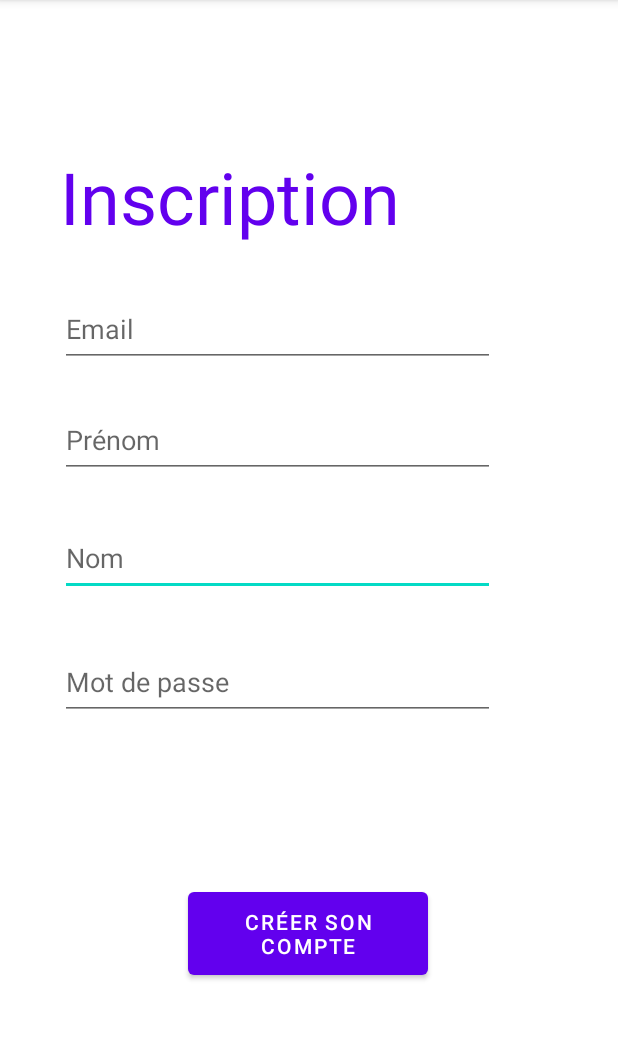
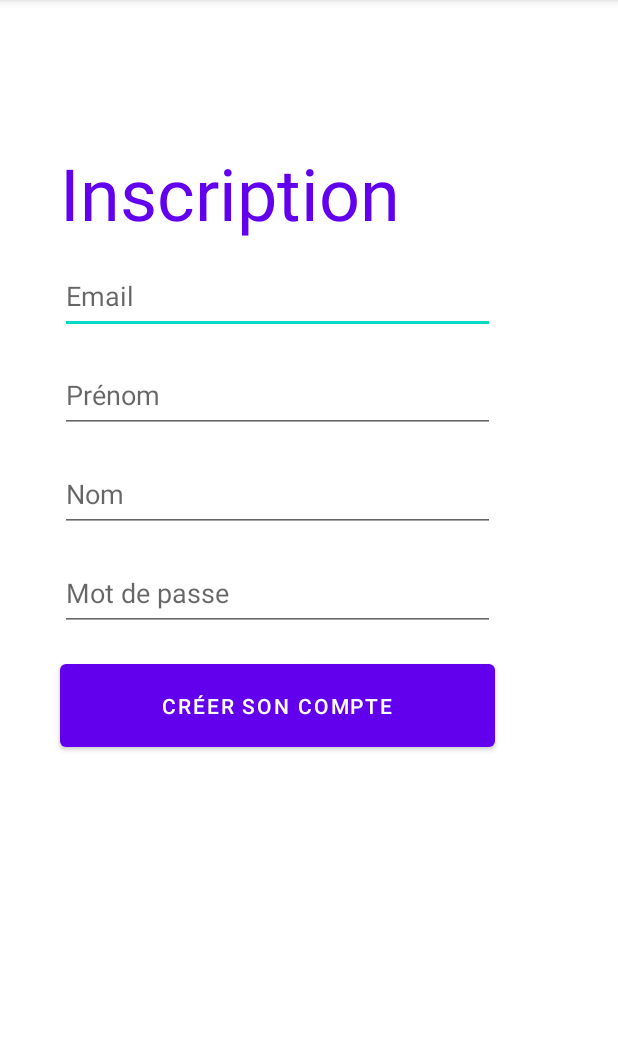
Before and after one commit to toma-demagn/Incoming, an Android app: the SignUp screen opened directly, with no data from a screen before it, on a phone screen of 412 x 824 dp, the part 84-1124 px from its top. Run offline under Robolectric (Android 15) with nearby library versions, the phone set to English and light mode, and no system bars.

Commit message:
version 2
layout done

```diff
--- a/app/src/main/res/layout/activity_sign_up.xml
+++ b/app/src/main/res/layout/activity_sign_up.xml
@@ -9,88 +9,94 @@
 
 
     <EditText
-        android:id="@+id/signUpLastName"
-        android:layout_width="290dp"
-        android:layout_height="50dp"
-        android:ems="10"
-        android:hint="Nom"
-        android:inputType="textPersonName"
-        app:layout_constraintBottom_toBottomOf="parent"
-        app:layout_constraintEnd_toEndOf="parent"
-        app:layout_constraintHorizontal_bias="0.33"
-        app:layout_constraintStart_toStartOf="parent"
-        app:layout_constraintTop_toTopOf="parent"
-        app:layout_constraintVertical_bias="0.484" />
-
-    <EditText
         android:id="@+id/signUpEmail"
         android:layout_width="290dp"
         android:layout_height="50dp"
+        android:layout_marginStart="40dp"
+        android:layout_marginTop="12dp"
+        android:layout_marginEnd="81dp"
         android:ems="10"
         android:hint="@string/prompt_email"
         android:inputType="textEmailAddress"
         android:minHeight="48dp"
-        app:layout_constraintBottom_toBottomOf="parent"
         app:layout_constraintEnd_toEndOf="parent"
         app:layout_constraintHorizontal_bias="0.33"
         app:layout_constraintStart_toStartOf="parent"
-        app:layout_constraintTop_toTopOf="parent"
-        app:layout_constraintVertical_bias="0.271" />
+        app:layout_constraintTop_toBottomOf="@+id/signUpTitle" />
+
+    <TextView
+        android:id="@+id/signUpTitle"
+        android:layout_width="wrap_content"
+        android:layout_height="wrap_content"
+        android:layout_marginStart="40dp"
+        android:layout_marginTop="96dp"
+        android:layout_marginEnd="145dp"
+        android:text="@string/signUp"
+        android:textColor="@color/purple_500"
+        android:textSize="48sp"
+        app:layout_constraintEnd_toEndOf="parent"
+        app:layout_constraintStart_toStartOf="parent"
+        app:layout_constraintTop_toTopOf="parent" />
 
     <EditText
         android:id="@+id/signUpFirstName"
         android:layout_width="290dp"
         android:layout_height="50dp"
+        android:layout_marginStart="40dp"
+        android:layout_marginTop="16dp"
+        android:layout_marginEnd="81dp"
         android:ems="10"
-        android:hint="Prénom"
+        android:hint="@string/firstName"
         android:inputType="textPersonName"
-        app:layout_constraintBottom_toBottomOf="parent"
         app:layout_constraintEnd_toEndOf="parent"
         app:layout_constraintHorizontal_bias="0.33"
         app:layout_constraintStart_toStartOf="parent"
-        app:layout_constraintTop_toTopOf="parent"
-        app:layout_constraintVertical_bias="0.374" />
+        app:layout_constraintTop_toBottomOf="@+id/signUpEmail" />
+
+    <EditText
+        android:id="@+id/signUpLastName"
+        android:layout_width="290dp"
+        android:layout_height="50dp"
+        android:layout_marginStart="40dp"
+        android:layout_marginTop="16dp"
+        android:layout_marginEnd="81dp"
+        android:ems="10"
+        android:hint="@string/lastName"
+        android:inputType="textPersonName"
+        app:layout_constraintEnd_toEndOf="parent"
+        app:layout_constraintHorizontal_bias="0.33"
+        app:layout_constraintStart_toStartOf="parent"
+        app:layout_constraintTop_toBottomOf="@+id/signUpFirstName" />
 
     <EditText
         android:id="@+id/signUpPassword"
         android:layout_width="290dp"
         android:layout_height="50dp"
+        android:layout_marginStart="40dp"
+        android:layout_marginTop="16dp"
+        android:layout_marginEnd="81dp"
         android:ems="10"
-        android:hint="Mot de passe"
+        android:hint="@string/prompt_password"
         android:inputType="textPassword"
-        app:layout_constraintBottom_toBottomOf="parent"
         app:layout_constraintEnd_toEndOf="parent"
         app:layout_constraintHorizontal_bias="0.33"
         app:layout_constraintStart_toStartOf="parent"
-        app:layout_constraintTop_toTopOf="parent"
-        app:layout_constraintVertical_bias="0.599" />
+        app:layout_constraintTop_toBottomOf="@+id/signUpLastName" />
 
     <Button
         android:id="@+id/signUpButton"
-        android:layout_width="160dp"
+        android:layout_width="290dp"
         android:layout_height="67dp"
-        android:layout_marginTop="67dp"
+        android:layout_marginStart="40dp"
+        android:layout_marginTop="16dp"
+        android:layout_marginEnd="81dp"
         android:layout_marginBottom="112dp"
-        android:text="Créer son compte"
+        android:text="@string/createAccount"
         app:layout_constraintBottom_toBottomOf="parent"
         app:layout_constraintEnd_toEndOf="parent"
-        app:layout_constraintHorizontal_bias="0.498"
+        app:layout_constraintHorizontal_bias="0.0"
         app:layout_constraintStart_toStartOf="parent"
         app:layout_constraintTop_toBottomOf="@+id/signUpPassword"
-        app:layout_constraintVertical_bias="1.0" />
-
-    <TextView
-        android:id="@+id/signUpTitle"
-        android:layout_width="wrap_content"
-        android:layout_height="wrap_content"
-        android:text="Inscription"
-        android:textColor="@color/purple_500"
-        android:textSize="48sp"
-        app:layout_constraintBottom_toBottomOf="parent"
-        app:layout_constraintEnd_toEndOf="parent"
-        app:layout_constraintHorizontal_bias="0.216"
-        app:layout_constraintStart_toStartOf="parent"
-        app:layout_constraintTop_toTopOf="parent"
-        app:layout_constraintVertical_bias="0.14" />
+        app:layout_constraintVertical_bias="0.0" />
 
 </androidx.constraintlayout.widget.ConstraintLayout>
--- a/app/src/main/res/values/strings.xml
+++ b/app/src/main/res/values/strings.xml
@@ -14,4 +14,8 @@
     <string name="add">Ajouter</string>
     <string name="messages">Messages</string>
     <string name="profile">Profil</string>
+    <string name="createAccount">Créer son compte</string>
+    <string name="firstName">Prénom</string>
+    <string name="lastName">Nom</string>
+    <string name="signUp">Inscription</string>
 </resources>
```
